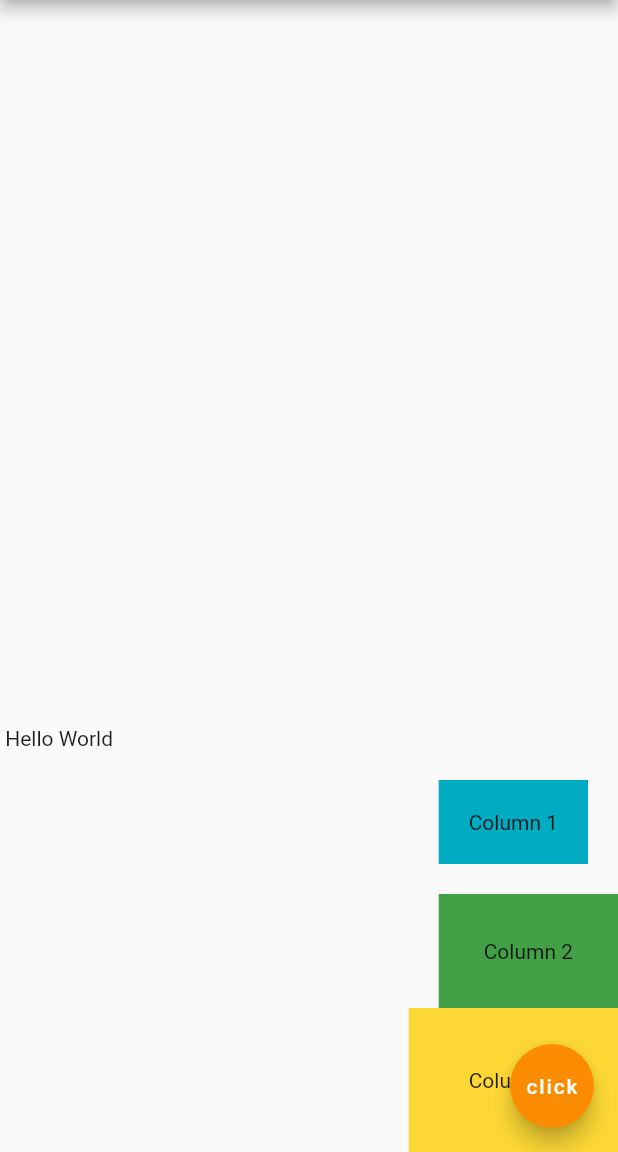
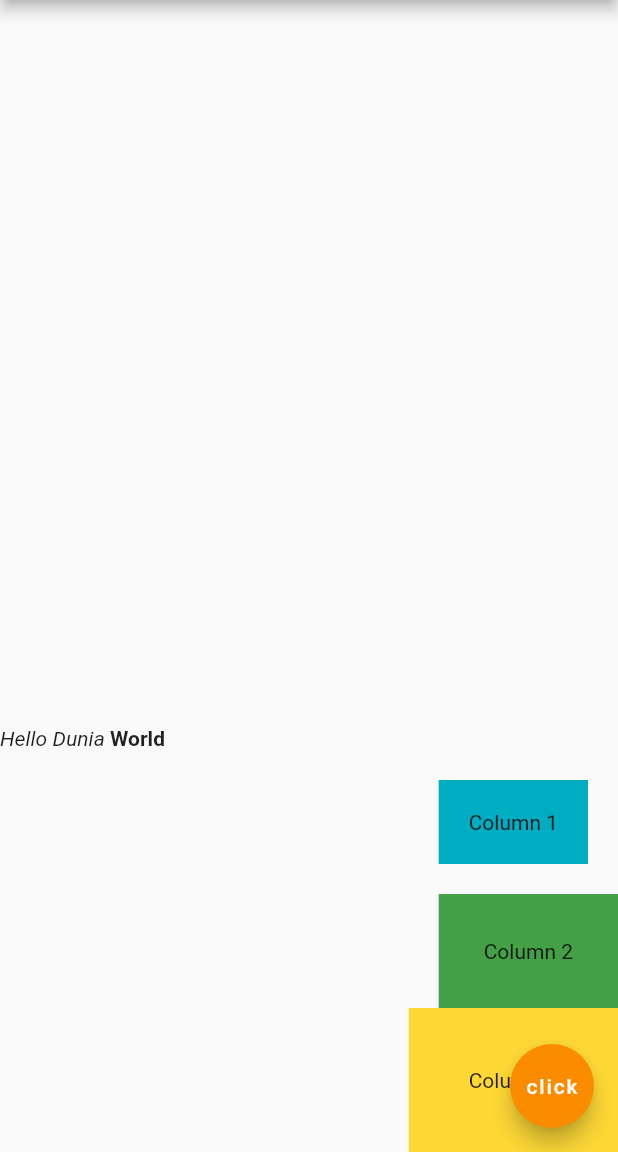
Before and after one commit to Shiftgithub/tester_app, a Flutter app: the screen it shows after launch, on a phone screen of 412 x 824 dp, the part 84-1236 px from its top. Run offline on Flutter 3.47's test engine with Material 2 defaults, Android fonts, the phone set to English and light mode, and no system bars.

Commit message:
#12 Text Construstor

```diff
--- a/lib/main.dart
+++ b/lib/main.dart
@@ -20,8 +20,16 @@ class Home extends StatelessWidget {
         children: <Widget>[
           Row(
             children: <Widget>[
-              Text(' Hello '),
-              Text('World'),
+              Text.rich(
+                TextSpan(
+                  children: <TextSpan>[
+                    TextSpan(text: "Hello Dunia ", style:
+                    TextStyle(fontStyle: FontStyle.italic)),
+                    TextSpan(text: "World", style:
+                    TextStyle(fontWeight: FontWeight.bold)),
+                  ],
+                )
+              )
             ],
           ),
           Container(
```
